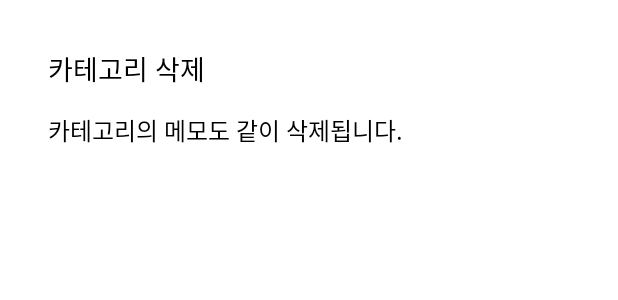
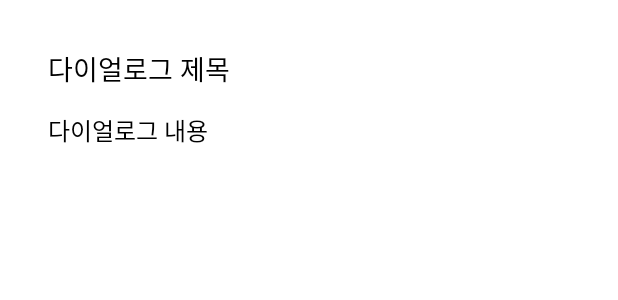
Before and after one commit to APPSCHOOL2-Android/FinalProject-Dont-Forget, an Android app: the layout dialog_category_normal.xml on its own in the app's theme, with its tools: preview values and no code run, on a phone screen of 412 x 824 dp. Shown: the top 300 px of the screen. Run offline under Robolectric (Android 15) with nearby library versions, the phone set to English and light mode, and no system bars.

Commit message:
[Fix] 다이얼로그 xml 파일명 변경, textView에 id 설정

```diff
--- a/DontForgetProject/app/src/main/res/layout/dialog_category_personal_delete.xml
+++ b/DontForgetProject/app/src/main/res/layout/dialog_category_normal.xml
@@ -6,19 +6,21 @@
     android:padding="32dp">
 
     <TextView
+        android:id="@+id/textView_dialogCategory_title"
         style="@style/Theme.DontForgetProject.Text"
         android:layout_width="match_parent"
         android:layout_height="wrap_content"
         android:fontFamily="@font/scdream_bold"
-        android:text="카테고리 삭제"
+        android:text="다이얼로그 제목"
         android:textSize="@dimen/font_size_big" />
 
     <TextView
+        android:id="@+id/textView_dialogCategory_content"
         style="@style/Theme.DontForgetProject.Text"
         android:layout_width="match_parent"
         android:layout_height="wrap_content"
         android:layout_marginTop="@dimen/padding_size_normal"
         android:fontFamily="@font/scdream_regular"
-        android:text="카테고리의 메모도 같이 삭제됩니다."
+        android:text="다이얼로그 내용"
         android:textSize="@dimen/font_size_medium" />
 </LinearLayout>
```
